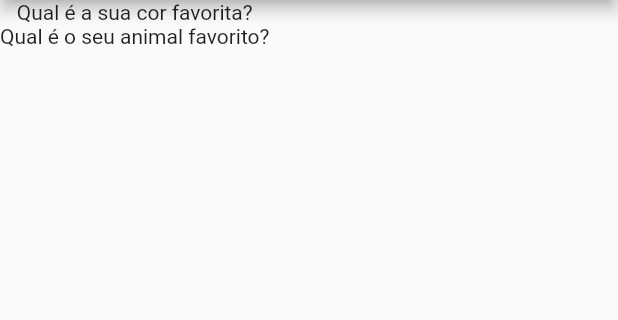
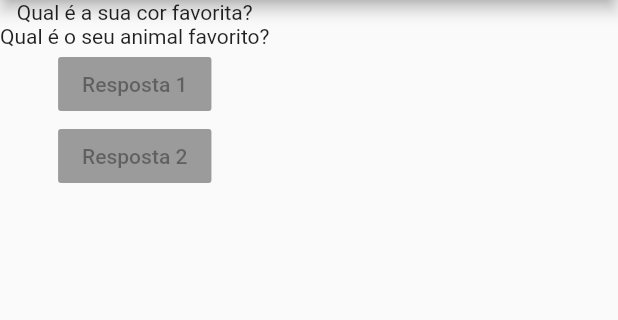
Before and after one commit to Juancjc/curso_flutter, a Flutter app: the screen it shows after launch, on a phone screen of 412 x 824 dp, the part 84-404 px from its top. Run offline on Flutter 3.47's test engine with Material 2 defaults, Android fonts, the phone set to English and light mode, and no system bars.

Commit message:
RaisedButton

```diff
--- a/projeto_perguntas/lib/main.dart
+++ b/projeto_perguntas/lib/main.dart
@@ -20,7 +20,15 @@ class PerguntaApp extends StatelessWidget {
         body: Column(
           children: [
             Text(perguntas.elementAt(0)),
-            Text(perguntas[1])
+            Text(perguntas[1]),
+            RaisedButton(
+              child: Text('Resposta 1'),
+              onPressed: null,
+            ),
+            RaisedButton(
+              child: Text('Resposta 2'),
+              onPressed: null,
+            ),
           ],
         ),
       ),
```
